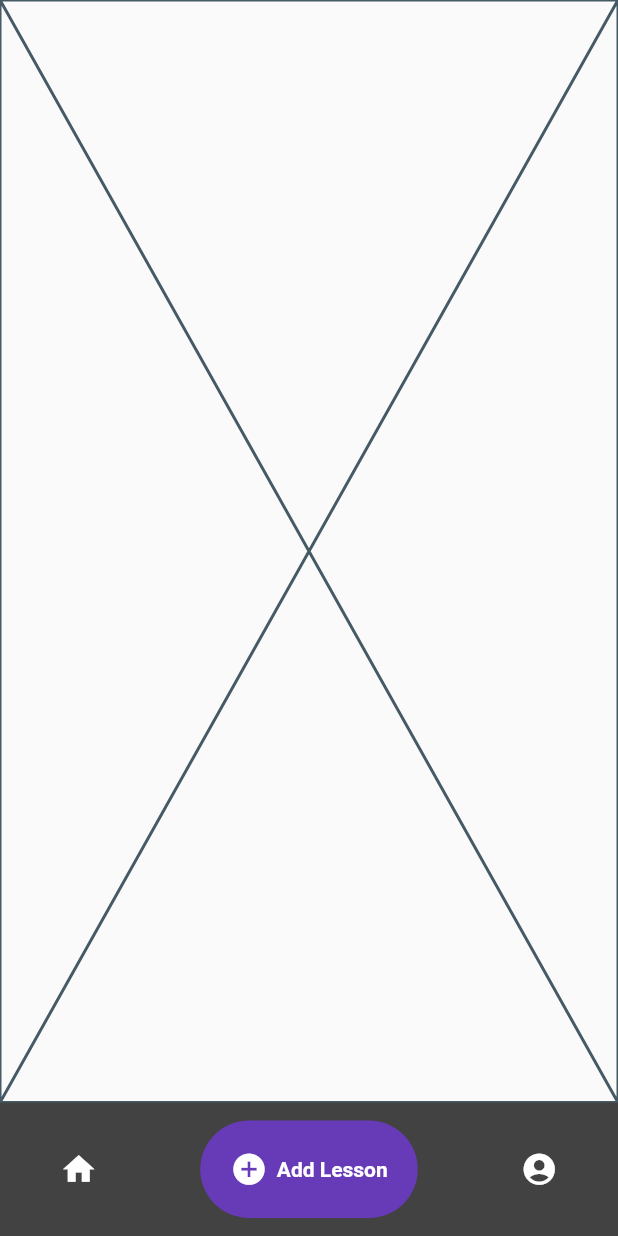
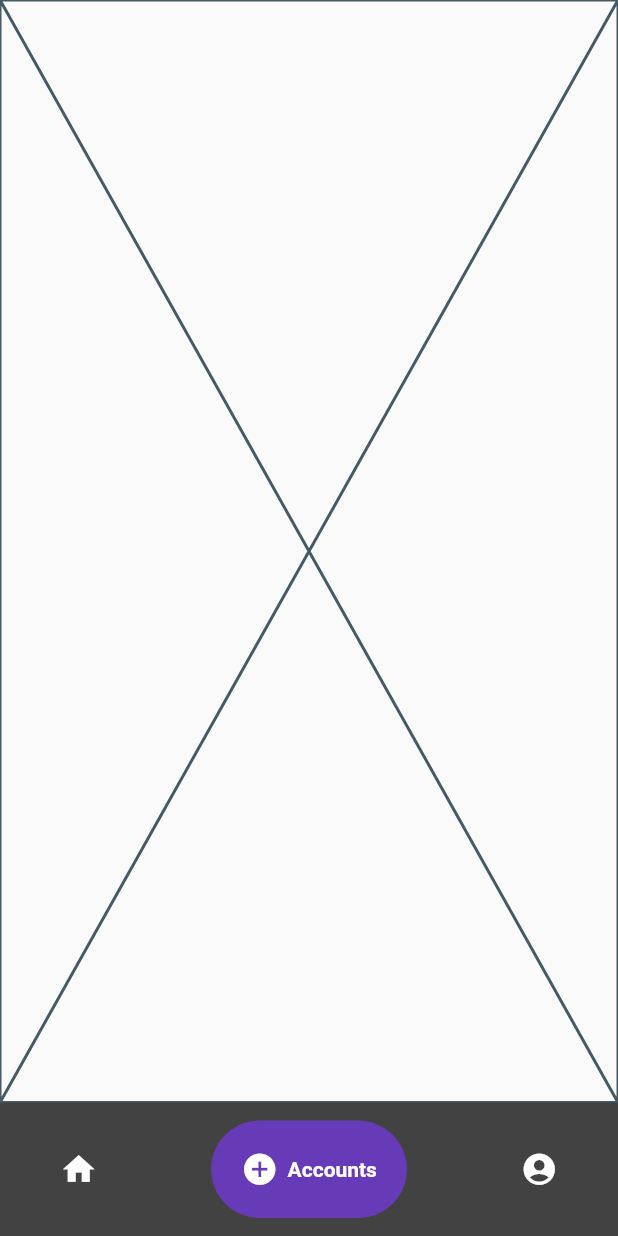
Before and after one commit to Studios-Async/TMS_Application, a Flutter app: the screen it shows after launch, item 2 of the bottom bar chosen, on a phone screen of 412 x 824 dp. Run offline on Flutter 3.47's test engine with Material 2 defaults, Android fonts, the phone set to English and light mode, and no system bars; drawn by our look-alikes of google_nav_bar; our stand-ins replace firebase_core, lottie, table_calendar; accounts and stored records are empty.

Commit message:
beginning layout

```diff
--- /dev/null
+++ b/lib/Utilities/admin_navbar.dart
@@ -0,0 +1,98 @@
+import 'package:flutter/material.dart';
+import 'package:google_nav_bar/google_nav_bar.dart';
+import 'package:tms/general_screens/Admin/admin_home.dart';
+import 'package:tms/general_screens/lesson_request.dart';
+import 'package:tms/general_screens/Tutor/tutor_home.dart';
+import 'package:tms/general_screens/login_page.dart';
+import 'package:tms/general_screens/profile%20page/profile_page.dart';
+import 'package:tms/general_screens/Student/student_home.dart';
+import 'package:tms/general_screens/Student/welldone_page.dart';
+
+class AdminNavBar extends StatefulWidget {
+  const AdminNavBar({Key? key}) : super(key: key);
+
+  @override
+  State<AdminNavBar> createState() => _AdminNavBarState();
+}
+
+class _AdminNavBarState extends State<AdminNavBar> {
+  int selectedIndex = 0; // Current selected index for the page
+  late ScrollController _scrollController; // Controller for scrolling
+  List<Widget> pages = [
+    AdminHome(),
+    Placeholder(),
+    Placeholder()
+  ]; // List of pages
+
+  @override
+  void initState() {
+    super.initState();
+    _scrollController = ScrollController(); // Initialize the scroll controller
+  }
+
+  // Function to navigate between pages when a navbar button is pressed
+  navigatePages(int index) {
+    setState(() {
+      selectedIndex = index; // Update the selected index
+      _scrollController.animateTo(
+        index *
+            MediaQuery.of(context).size.width, // Scroll to the selected page
+        duration: const Duration(milliseconds: 300),
+        curve: Curves.easeInOut,
+      );
+    });
+  }
+
+  @override
+  Widget build(BuildContext context) {
+    return Scaffold(
+      body: ListView.builder(
+        controller: _scrollController,
+        scrollDirection: Axis.horizontal,
+        physics:
+            BouncingScrollPhysics(), // Bouncing scroll physics for the effect
+        itemCount: pages.length,
+        itemBuilder: (context, index) {
+          return SizedBox(
+            width: MediaQuery.of(context)
+                .size
+                .width, // Set width to full screen width
+            child: pages[index], // Display the selected page
+          );
+        },
+      ),
+      bottomNavigationBar: Container(
+        color: Colors.grey.shade800,
+        child: Padding(
+          padding: const EdgeInsets.symmetric(horizontal: 20, vertical: 12),
+          child: GNav(
+            haptic: true,
+            gap: 6,
+            iconSize: 25,
+            backgroundColor: Colors.grey.shade800,
+            color: Colors.white,
+            activeColor: Colors.white,
+            tabBackgroundColor: Colors.deepPurple,
+            padding: const EdgeInsets.all(20),
+            onTabChange:
+                navigatePages, // Call navigatePages when a navbar button is pressed
+            tabs: const [
+              GButton(
+                icon: Icons.home,
+                text: "Home",
+              ),
+              GButton(
+                icon: Icons.add_circle,
+                text: "Accounts",
+              ),
+              GButton(
+                icon: Icons.account_circle,
+                text: "Profile",
+              ),
+            ],
+          ),
+        ),
+      ),
+    );
+  }
+}
--- a/lib/data.dart
+++ b/lib/data.dart
@@ -1,4 +1,8 @@
 import 'package:flutter/material.dart';
+<<<<<<< Updated upstream
+=======
+import 'package:tms/Utilities/buttontemplate.dart';
+>>>>>>> Stashed changes
 
 ///Method returns dark grey if app is in dark mode and light grey otherwise
 Color? getAppColor(bool darkMode) {
--- a/lib/general_screens/login_page.dart
+++ b/lib/general_screens/login_page.dart
@@ -1,4 +1,8 @@
 import 'package:flutter/material.dart';
+<<<<<<< Updated upstream
+=======
+import 'package:tms/Utilities/buttontemplate.dart';
+>>>>>>> Stashed changes
 import 'package:tms/data.dart';
 
 class LoginPage extends StatefulWidget {
--- a/lib/main.dart
+++ b/lib/main.dart
@@ -2,8 +2,11 @@ import 'dart:math';
 
 import 'package:firebase_core/firebase_core.dart';
 import 'package:flutter/material.dart';
+import 'package:tms/Utilities/admin_navbar.dart';
 import 'package:tms/Utilities/navbar.dart';
 import 'package:tms/Utilities/student_calendar.dart';
+import 'package:tms/general_screens/Admin/admin_home.dart';
+import 'package:tms/general_screens/Tutor/tutor_home.dart';
 import 'package:tms/general_screens/login_page.dart';
 import 'package:tms/general_screens/Student/student_home.dart';
 import 'package:tms/general_screens/Student/welldone_page.dart';
@@ -24,7 +27,7 @@ class MyApp extends StatelessWidget {
   Widget build(BuildContext context) {
     return MaterialApp(
       debugShowCheckedModeBanner: false, //dont show banner in corner
-      home: NavBar(),
+      home: AdminNavBar(),
     );
   }
 }
```
Also changed, not shown: lib/Utilities/buttontemplate.dart (added, +46 -0 lines), lib/general_screens/Admin/admin_home.dart (added, +128 -0 lines), lib/general_screens/lesson_request.dart (added, +120 -0 lines).
